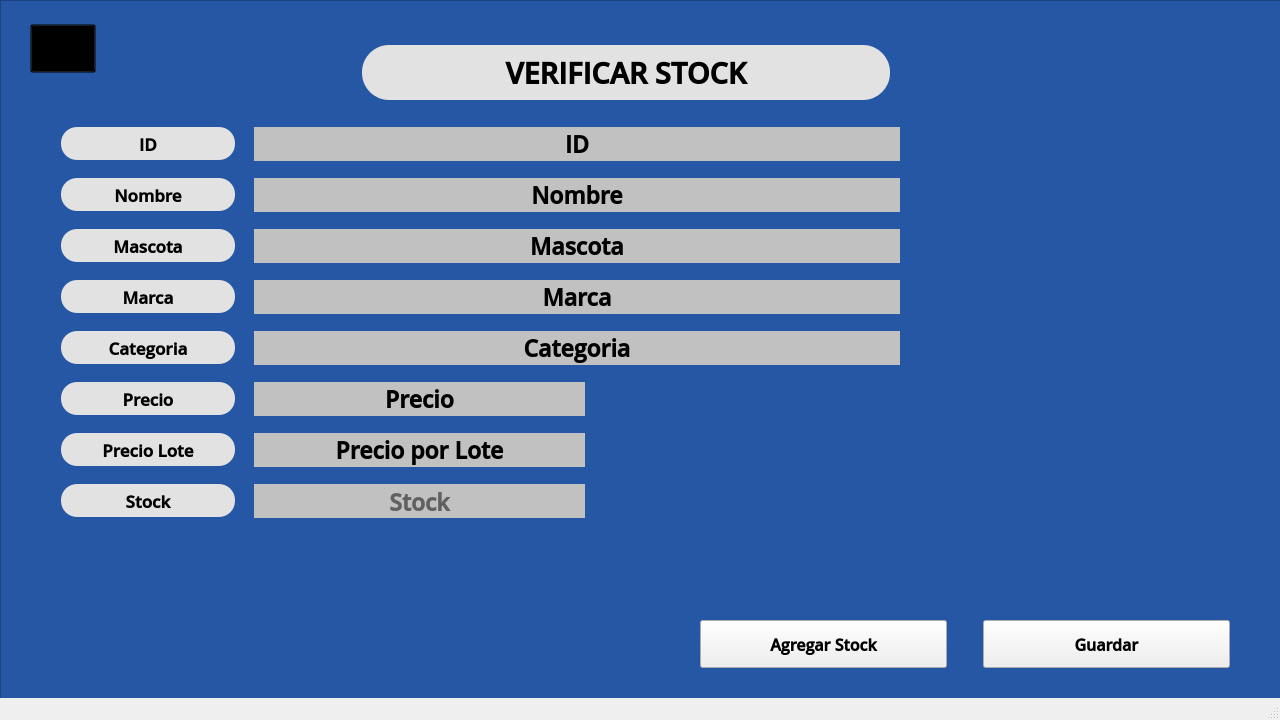
This is ui/verificarStock.ui in IRkwu/TPAP-Tienda as Qt 5 draws it before an edit. The edited form follows.
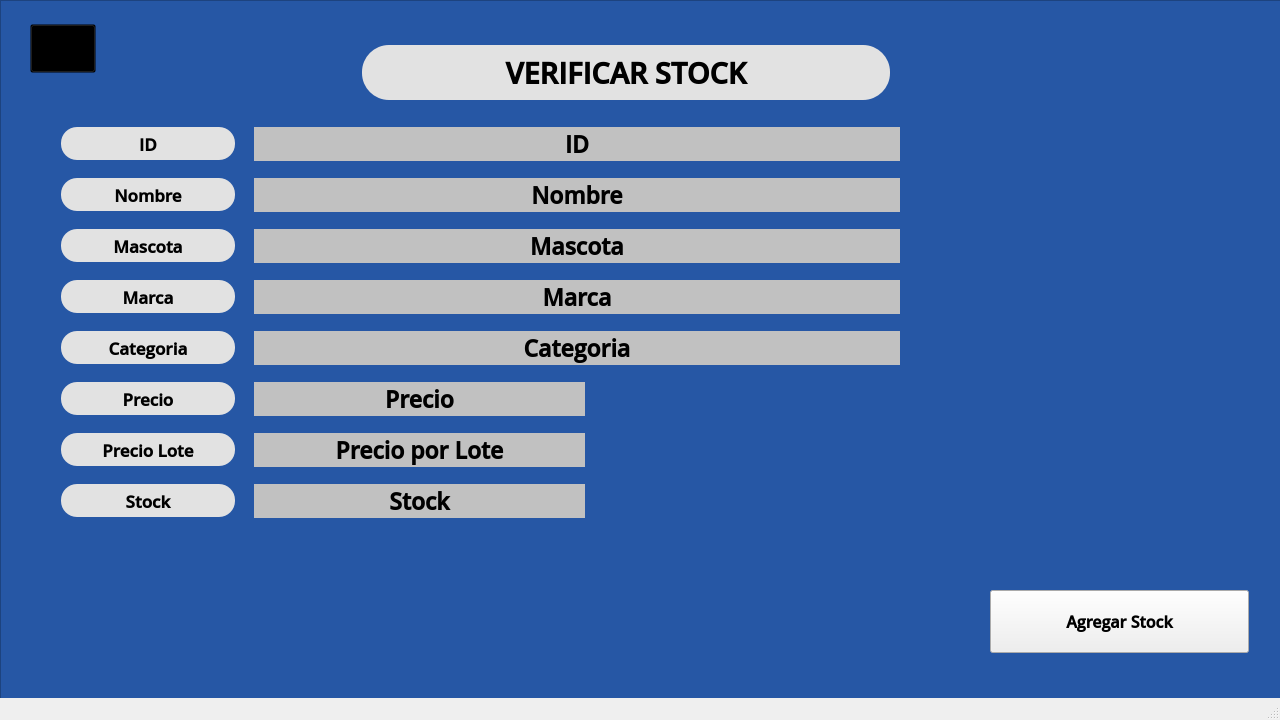
This is the edited form. Icons and pictures are not drawn.

Commit message:
Ultimos arreglos verificar Stock
Se arreglan los detalles del codigo, entre ellos, verificar Stock, lista productos, entre otros

What changed in the file:
```diff
--- a/ui/verificarStock.ui
+++ b/ui/verificarStock.ui
@@ -528,37 +528,6 @@
       <set>Qt::AlignCenter</set>
      </property>
     </widget>
-    <widget class="QLineEdit" name="inputStock">
-     <property name="geometry">
-      <rect>
-       <x>254</x>
-       <y>484</y>
-       <width>331</width>
-       <height>34</height>
-      </rect>
-     </property>
-     <property name="font">
-      <font>
-       <family>Open Sans Semibold</family>
-       <pointsize>17</pointsize>
-       <weight>75</weight>
-       <bold>true</bold>
-      </font>
-     </property>
-     <property name="styleSheet">
-      <string notr="true">background-color: rgb(193, 193, 193);
-border: 2px solid #c1c1c1</string>
-     </property>
-     <property name="maxLength">
-      <number>999</number>
-     </property>
-     <property name="alignment">
-      <set>Qt::AlignCenter</set>
-     </property>
-     <property name="placeholderText">
-      <string>Stock</string>
-     </property>
-    </widget>
     <zorder>labelFondo</zorder>
     <zorder>labelAtras</zorder>
     <zorder>labelTitulo</zorder>
@@ -576,35 +545,6 @@
     <zorder>labelCategoria</zorder>
     <zorder>labelPrecio</zorder>
     <zorder>labelStockEditable</zorder>
-    <zorder>inputStock</zorder>
-   </widget>
-   <widget class="QPushButton" name="botonGuardar">
-    <property name="geometry">
-     <rect>
-      <x>983</x>
-      <y>620</y>
-      <width>247</width>
-      <height>48</height>
-     </rect>
-    </property>
-    <property name="font">
-     <font>
-      <family>Open Sans Semibold</family>
-      <pointsize>12</pointsize>
-      <weight>75</weight>
-      <italic>false</italic>
-      <bold>true</bold>
-     </font>
-    </property>
-    <property name="cursor">
-     <cursorShape>PointingHandCursor</cursorShape>
-    </property>
-    <property name="styleSheet">
-     <string notr="true">border-color: rgb(0, 74, 173);</string>
-    </property>
-    <property name="text">
-     <string>Guardar</string>
-    </property>
    </widget>
    <widget class="QLabel" name="labelNombre">
     <property name="geometry">
@@ -690,10 +630,10 @@
    <widget class="QPushButton" name="botonAgregar">
     <property name="geometry">
      <rect>
-      <x>700</x>
-      <y>620</y>
-      <width>247</width>
-      <height>48</height>
+      <x>990</x>
+      <y>590</y>
+      <width>259</width>
+      <height>63</height>
      </rect>
     </property>
     <property name="font">
```
The commit also changes 15 other files.
